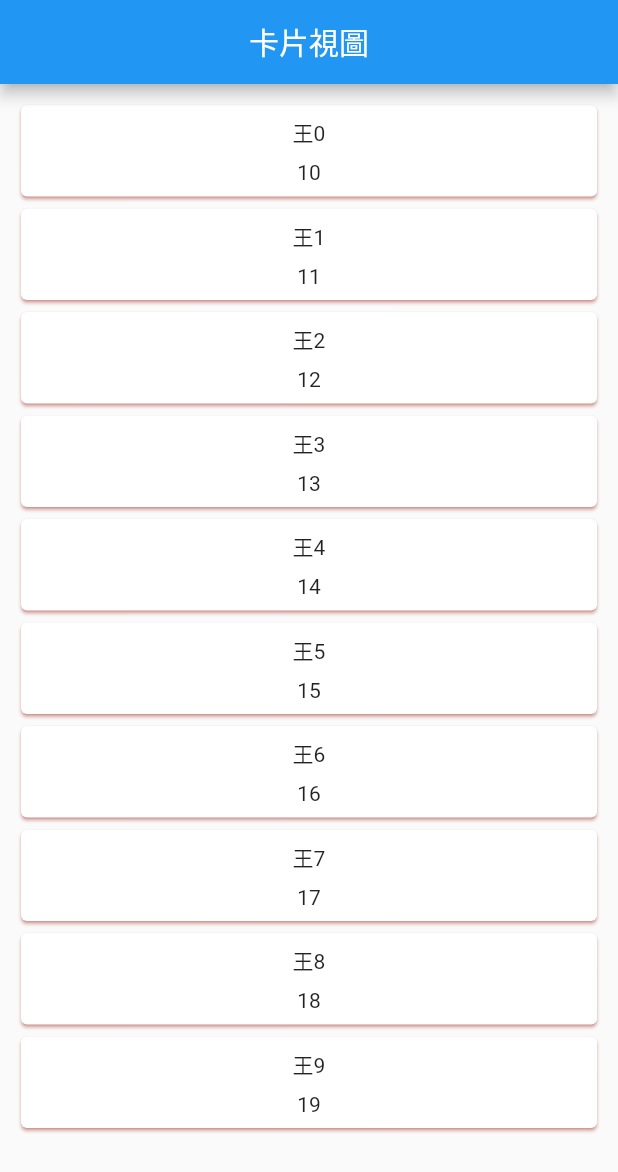
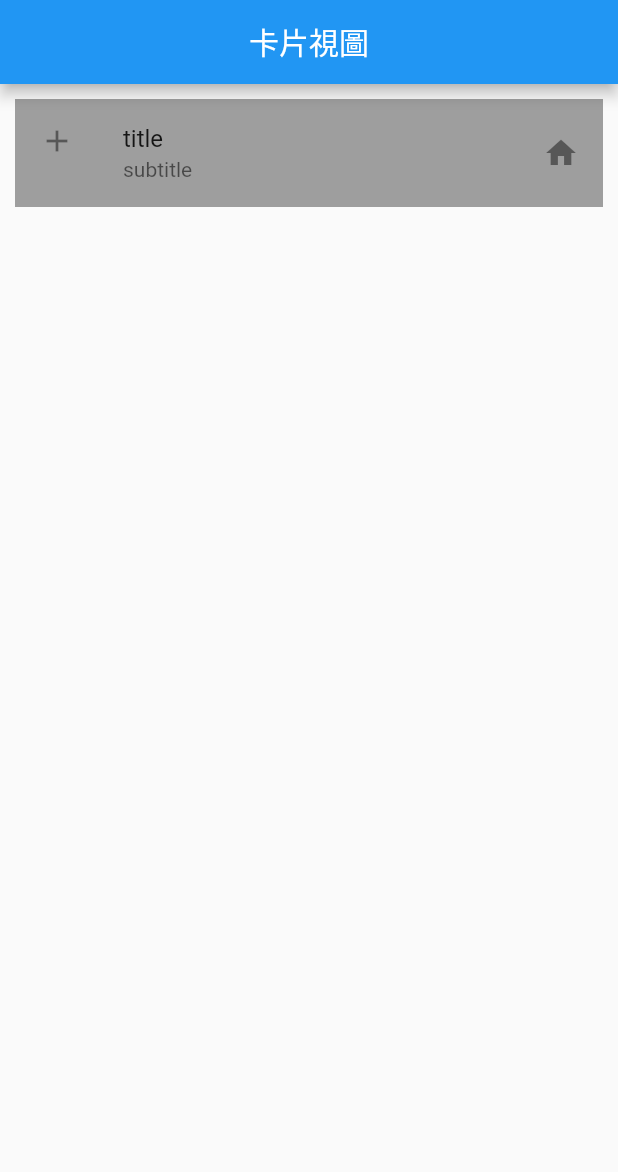
Before and after one commit to martin25tung/flutter_basic, a Flutter app: the screen it shows after launch, on a phone screen of 412 x 824 dp. Shown: the top 1172 px of the screen. Run offline on Flutter 3.47's test engine with Material 2 defaults, Android fonts, the light colour scheme and no system bars.

Commit message:
ListTile

```diff
--- a/lib/widgets/card_demo.dart
+++ b/lib/widgets/card_demo.dart
@@ -50,9 +50,20 @@ class _CardDemoState extends State<CardDemo> {
       ),
       body: Padding(
         padding: EdgeInsets.all(10),
-        child: ListView.builder(
-          itemBuilder: _itemBuilder,
-          itemCount: list.length,
+        // child: ListView.builder(
+        //   itemBuilder: _itemBuilder,
+        //   itemCount: list.length,
+        // ),
+        child: ListView(
+          children: [
+            ListTile(
+              leading: Icon(Icons.add),
+              title: Text("title"),
+              tileColor: Colors.grey,
+              subtitle: Text("subtitle"),
+              trailing: Icon(Icons.home),
+            )
+          ],
         ),
       ),
     );
```
